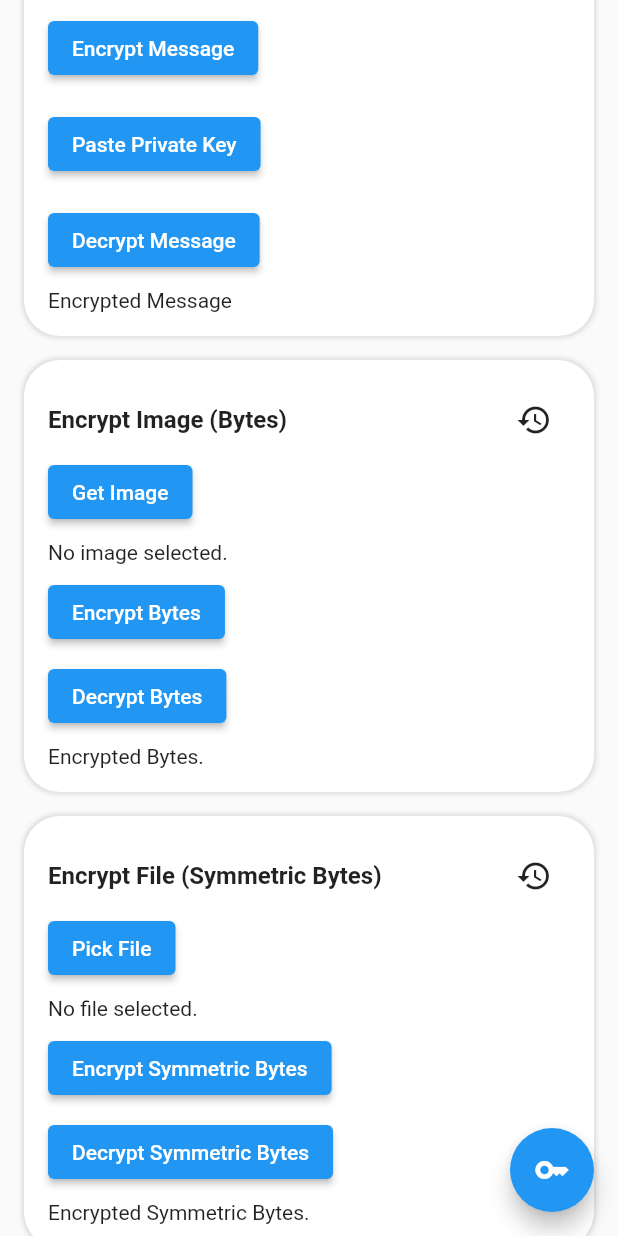
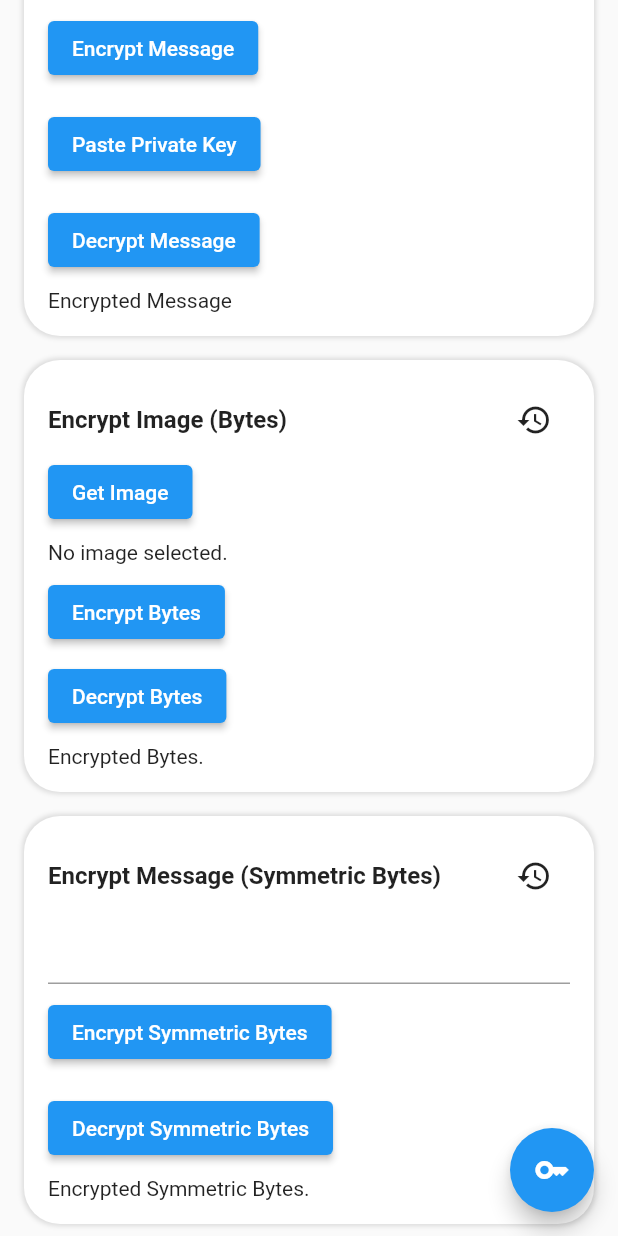
Before and after one commit to ccprogrammer/openpgp-example, a Flutter app: the screen it shows after launch, scrolled down 416 dp, on a phone screen of 412 x 824 dp. Run offline on Flutter 3.47's test engine with Material 2 defaults, Android fonts, the light colour scheme and no system bars; our stand-ins replace image_picker; missing offline and left inert: clipboard, openpgp.

Commit message:
up message symmetric

```diff
--- a/lib/component/encrypt_file.dart
+++ /dev/null
@@ -1,129 +0,0 @@
-import 'dart:developer';
-import 'dart:io';
-
-import 'package:file_picker/file_picker.dart';
-import 'package:flutter/foundation.dart';
-import 'package:flutter/material.dart';
-import 'package:openpgp/openpgp.dart';
-import 'package:opensort/component/encrypt_wrapper.dart';
-import 'package:opensort/component/expandable_text.dart';
-
-class EncryptFile extends StatefulWidget {
-  const EncryptFile({super.key, required this.keyPair});
-  final KeyPair? keyPair;
-
-  @override
-  State<EncryptFile> createState() => _EncryptFile();
-}
-
-class _EncryptFile extends State<EncryptFile> {
-  File? _file;
-
-  Uint8List? encryptedBytes;
-  File? decryptedBytes;
-
-  Future<void> _pickFile() async {
-    try {
-      FilePickerResult? result = await FilePicker.platform.pickFiles();
-
-      if (result != null) {
-        setState(() {
-          _file = File(result.files.single.path!);
-        });
-      }
-    } catch (_) {
-      log('file picker crash');
-    }
-  }
-
-  _encryptFile() async {
-    try {
-      encryptedBytes = await OpenPGP.encryptSymmetricBytes(
-        _file!.readAsBytesSync(),
-        '',
-      );
-    } catch (_) {}
-    log('Original File =>\n');
-    log('Encrypt File =>\n$encryptedBytes');
-    setState(() {});
-  }
-
-  _decryptFile() async {
-    try {
-      var tmpDecryptedFile = await OpenPGP.decryptSymmetricBytes(
-        encryptedBytes!,
-        '',
-      );
-      log('decrypted file === $tmpDecryptedFile');
-      decryptedBytes = File(tmpDecryptedFile.toString());
-    } catch (_) {}
-    log('decryptedSymmetricBytes File =>\n$decryptedBytes');
-    setState(() {});
-  }
-
-  reset() {
-    _file = null;
-    encryptedBytes = null;
-    decryptedBytes = null;
-
-    setState(() {});
-  }
-
-  @override
-  Widget build(BuildContext context) {
-    return EncryptWrapper(
-      label: 'Encrypt File (Symmetric Bytes)',
-      reset: () => reset(),
-      child: Column(
-        crossAxisAlignment: CrossAxisAlignment.start,
-        children: [
-          ElevatedButton(
-            onPressed: () => _pickFile(),
-            child: const Text('Pick File'),
-          ),
-          Container(
-            margin: const EdgeInsets.only(top: 8),
-            child: _file == null
-                ? const Text('No file selected.')
-                : Text('${_file!.path}.'),
-          ),
-          if (_file != null)
-            Column(
-              crossAxisAlignment: CrossAxisAlignment.start,
-              children: [
-                const SizedBox(height: 8),
-                const Text(
-                  'File Bytes',
-                  style: TextStyle(
-                    fontSize: 16,
-                    fontWeight: FontWeight.w500,
-                  ),
-                ),
-                const SizedBox(height: 8),
-                ExpandableText(
-                    text: _file!.readAsBytesSync().toString(), trimLines: 10),
-              ],
-            ),
-          const SizedBox(height: 8),
-          ElevatedButton(
-            onPressed: () => _encryptFile(),
-            child: const Text('Encrypt Symmetric Bytes'),
-          ),
-          const SizedBox(height: 8),
-          if (encryptedBytes != null)
-            ExpandableText(text: encryptedBytes!.toString(), trimLines: 10),
-          ElevatedButton(
-            onPressed: () => _decryptFile(),
-            child: const Text('Decrypt Symmetric Bytes'),
-          ),
-          const SizedBox(height: 8),
-          Container(
-            child: decryptedBytes == null
-                ? const Text('Encrypted Symmetric Bytes.')
-                : ExpandableText(text: decryptedBytes!.path, trimLines: 10),
-          ),
-        ],
-      ),
-    );
-  }
-}
--- /dev/null
+++ b/lib/component/encrypt_symmetric.dart
@@ -0,0 +1,91 @@
+import 'dart:developer';
+
+import 'package:flutter/foundation.dart';
+import 'package:flutter/material.dart';
+import 'package:openpgp/openpgp.dart';
+import 'package:opensort/component/encrypt_wrapper.dart';
+import 'package:opensort/component/expandable_text.dart';
+
+class EncryptSymmetric extends StatefulWidget {
+  const EncryptSymmetric({super.key, required this.keyPair});
+  final KeyPair? keyPair;
+
+  @override
+  State<EncryptSymmetric> createState() => _EncryptSymmetric();
+}
+
+class _EncryptSymmetric extends State<EncryptSymmetric> {
+  var messageC = TextEditingController();
+
+  Uint8List? encryptedBytes;
+  String? decryptedBytes;
+
+  _encryptSymmetricBytes() async {
+    try {
+      encryptedBytes = await OpenPGP.encryptSymmetricBytes(
+        Uint8List.fromList(messageC.text.codeUnits),
+        '',
+      );
+    } catch (_) {}
+    log('Original Message =>\n');
+    log('Encrypt Message =>\n$encryptedBytes');
+    setState(() {});
+  }
+
+  _decryptSymmetricBytes() async {
+    try {
+      var tmpDecryptedMessage = await OpenPGP.decryptSymmetricBytes(
+        encryptedBytes!,
+        '',
+      );
+      log('decrypted message === $tmpDecryptedMessage');
+      decryptedBytes = tmpDecryptedMessage.toString();
+    } catch (_) {}
+
+    log('decryptedSymmetricBytes  =>\n$decryptedBytes');
+    setState(() {});
+  }
+
+  reset() {
+    messageC.text = '';
+    encryptedBytes = null;
+    decryptedBytes = null;
+
+    setState(() {});
+  }
+
+  @override
+  Widget build(BuildContext context) {
+    return EncryptWrapper(
+      label: 'Encrypt Message (Symmetric Bytes)',
+      reset: () => reset(),
+      child: Column(
+        crossAxisAlignment: CrossAxisAlignment.start,
+        children: [
+          TextField(
+            controller: messageC,
+          ),
+          const SizedBox(height: 8),
+          ElevatedButton(
+            onPressed: () => _encryptSymmetricBytes(),
+            child: const Text('Encrypt Symmetric Bytes'),
+          ),
+          const SizedBox(height: 8),
+          if (encryptedBytes != null)
+            ExpandableText(text: encryptedBytes!.toString(), trimLines: 4),
+          const SizedBox(height: 8),
+          ElevatedButton(
+            onPressed: () => _decryptSymmetricBytes(),
+            child: const Text('Decrypt Symmetric Bytes'),
+          ),
+          const SizedBox(height: 8),
+          Container(
+            child: decryptedBytes == null
+                ? const Text('Encrypted Symmetric Bytes.')
+                : Text('$decryptedBytes'),
+          ),
+        ],
+      ),
+    );
+  }
+}
--- a/lib/home.dart
+++ b/lib/home.dart
@@ -1,6 +1,6 @@
 import 'package:flutter/material.dart';
 import 'package:openpgp/openpgp.dart';
-import 'package:opensort/component/encrypt_file.dart';
+import 'package:opensort/component/encrypt_symmetric.dart';
 import 'package:opensort/component/encrypt_image.dart';
 import 'package:opensort/component/encrypt_message.dart';
 import 'package:opensort/component/my_key.dart';
@@ -40,7 +40,7 @@ class _HomeState extends State<Home> {
           MyKey(keyPair: keyPair),
           const EncryptMessage(),
           EncryptImage(keyPair: keyPair),
-          EncryptFile(keyPair: keyPair),
+          EncryptSymmetric(keyPair: keyPair),
         ],
       ),
     );
--- a/pubspec.yaml
+++ b/pubspec.yaml
@@ -34,7 +34,6 @@ dependencies:
   flutter:
     sdk: flutter
   image_picker: ^1.0.1
-  loading_overlay: ^0.3.0
   openpgp: ^3.5.4
 
 dev_dependencies:
```
Also changed, not shown: lib/component/custom_loading_overlay.dart (deleted, +0 -59 lines), pubspec.lock.
